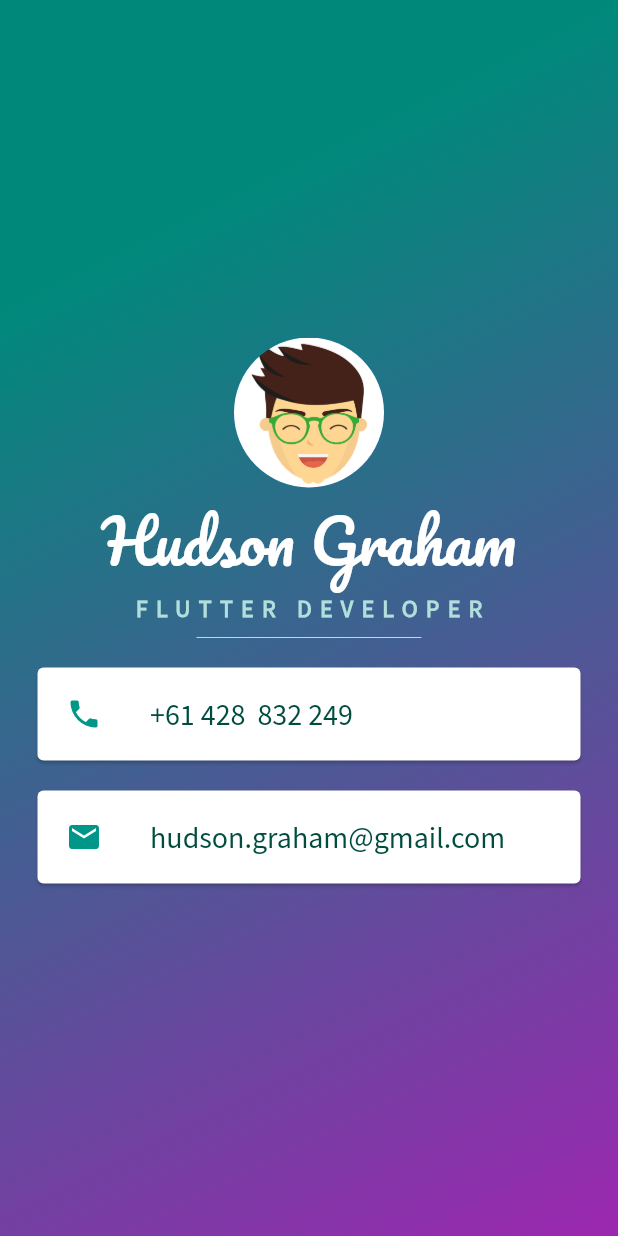
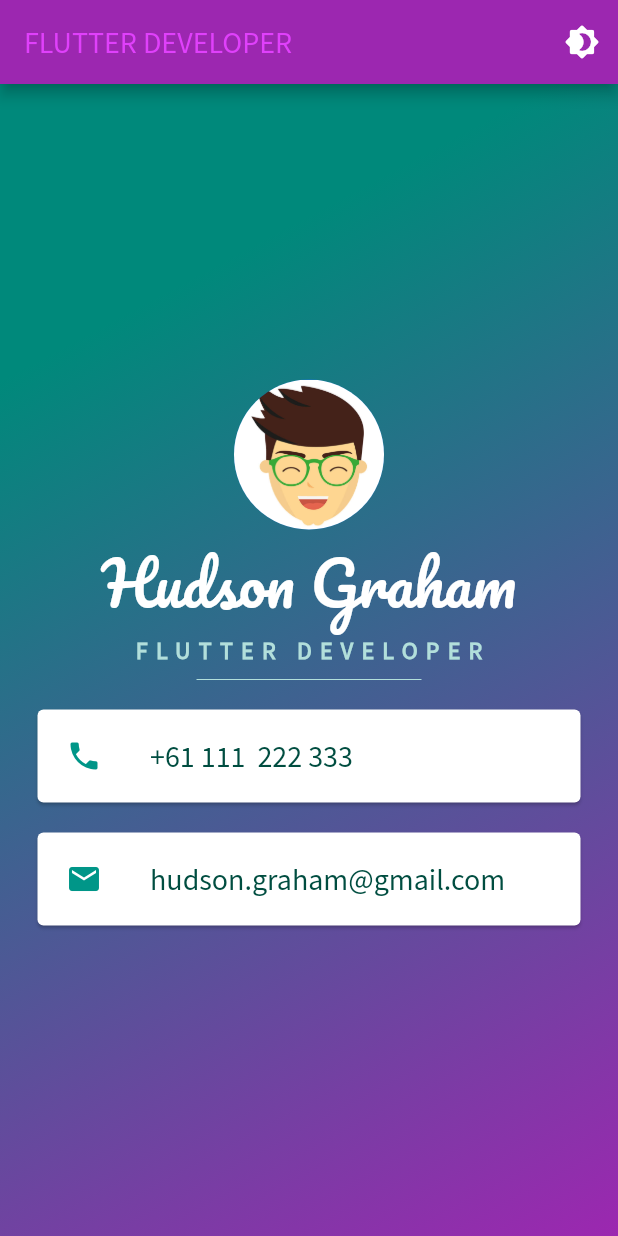
Before and after one commit to pixelypants/mi_card_flutter, a Flutter app: the screen it shows after launch, on a phone screen of 412 x 824 dp. Run offline on Flutter 3.47's test engine with Material 2 defaults, Android fonts, the phone set to English and light mode, and no system bars.

Commit message:
Add light and dark theme

```diff
--- /dev/null
+++ b/lib/components/info_card.dart
@@ -0,0 +1,30 @@
+import 'package:flutter/material.dart';
+import '../themes/pixelypants_kit.dart';
+
+class InfoCard extends StatelessWidget {
+  final IconData icon;
+  final String text;
+
+  InfoCard({
+    required this.icon,
+    required this.text,
+  });
+
+  @override
+  Widget build(BuildContext context) {
+    return Card(
+      color: PixelypantsKit.cardBackgroundColor,
+      margin: EdgeInsets.symmetric(vertical: 10.0, horizontal: 25.0),
+      child: Padding(
+        padding: const EdgeInsets.all(3.0),
+        child: ListTile(
+          leading: Icon(
+            icon,
+            color: PixelypantsKit.iconColor,
+          ),
+          title: Text(text, style: Theme.of(context).textTheme.bodyText1),
+        ),
+      ),
+    );
+  }
+}
--- a/lib/main.dart
+++ b/lib/main.dart
@@ -1,38 +1,36 @@
-import 'dart:ui';
 import 'package:flutter/material.dart';
+import './themes/pixelypants_kit.dart';
+import './components/info_card.dart';
 
 void main() {
-  runApp(MyApp());
+  runApp(PixelypantsApp());
 }
 
-class MyApp extends StatelessWidget {
+class PixelypantsApp extends StatefulWidget {
+  @override
+  _PixelypantsAppState createState() => _PixelypantsAppState();
+}
+
+class _PixelypantsAppState extends State<PixelypantsApp> {
+  @override
+  void initState() {
+    super.initState();
+    currentTheme.addListener(() {
+      setState(() {});
+    });
+  }
+
   @override
   Widget build(BuildContext context) {
     return MaterialApp(
-        theme: ThemeData(
-          fontFamily: 'Source Sans Pro',
-          textTheme: TextTheme(
-              bodyText1: TextStyle(
-                color: Colors.teal[900],
-                fontSize: 20.0,
-              ),
-              bodyText2: TextStyle(
-                fontSize: 16.0,
-                color: Colors.teal[100],
-                letterSpacing: 5.5,
-                fontWeight: FontWeight.bold,
-              ),
-              headline1: TextStyle(
-                fontFamily: 'Pacifico',
-                fontSize: 40.0,
-                color: Colors.white,
-              )),
-        ),
+        theme: PixelypantsKit.lightTheme,
+        darkTheme: PixelypantsKit.darkTheme,
+        themeMode: currentTheme.currentTheme,
         home: App(
           title: 'FLUTTER DEVELOPER',
           name: 'Hudson Graham',
           email: 'hudson.graham@gmail.com',
-          number: '+61 428  832 249',
+          number: '+61 111  222 333',
         ));
   }
 }
@@ -71,10 +69,27 @@ class _AppState extends State<App> with TickerProviderStateMixin {
 
   @override
   Widget build(BuildContext context) {
+    final theme = Theme.of(context);
+
     return Scaffold(
+      appBar: AppBar(
+        title: Text(
+          widget.title,
+          style: TextStyle(
+            color: theme.accentColor,
+          ),
+        ),
+        actions: [
+          IconButton(
+            icon: const Icon(Icons.brightness_4_rounded),
+            onPressed: () {
+              currentTheme.toggleTheme();
+            },
+          ),
+        ],
+      ),
       backgroundColor: Colors.purple,
-      body: SafeArea(
-        child: Container(
+      body: Container(
         decoration: BoxDecoration(
           gradient: LinearGradient(
               begin: Alignment.topLeft,
@@ -84,8 +99,8 @@ class _AppState extends State<App> with TickerProviderStateMixin {
                 1.0,
               ],
               colors: [
-                  Colors.teal.shade600,
-                  Colors.purple,
+                PixelypantsKit.gradientColorA, //Colors.teal.shade600,
+                PixelypantsKit.gradientColorB //Colors.teal.shade600,
               ]),
         ),
         child: FadeTransition(
@@ -118,34 +133,6 @@ class _AppState extends State<App> with TickerProviderStateMixin {
           ),
         ),
       ),
-      ),
     );
   }
 }
-
-class InfoCard extends StatelessWidget {
-  final IconData icon;
-  final String text;
-
-  InfoCard({
-    required this.icon,
-    required this.text,
-  });
-
-  @override
-  Widget build(BuildContext context) {
-    return Card(
-      margin: EdgeInsets.symmetric(vertical: 10.0, horizontal: 25.0),
-      child: Padding(
-        padding: const EdgeInsets.all(3.0),
-        child: ListTile(
-          leading: Icon(
-            icon,
-            color: Colors.teal,
-          ),
-          title: Text(text, style: Theme.of(context).textTheme.bodyText1),
-        ),
-      ),
-    );
-  }
-}
--- /dev/null
+++ b/lib/themes/pixelypants_kit.dart
@@ -0,0 +1,76 @@
+import 'package:flutter/material.dart';
+
+PixelypantsKit currentTheme = PixelypantsKit();
+
+class PixelypantsKit with ChangeNotifier {
+  static bool _isDarkTheme = false;
+  ThemeMode get currentTheme => _isDarkTheme ? ThemeMode.dark : ThemeMode.light;
+
+  static Color gradientColorA = Colors.teal.shade600;
+  static Color gradientColorB = Colors.purple;
+  static Color iconColor = Colors.teal;
+  static Color cardBackgroundColor = Colors.white;
+
+  void toggleTheme() {
+    _isDarkTheme = !_isDarkTheme;
+
+    gradientColorA = _isDarkTheme ? Colors.purple : Colors.teal.shade600;
+    gradientColorB = _isDarkTheme ? Colors.teal.shade600 : Colors.purple;
+    iconColor = _isDarkTheme ? Colors.purple : Colors.teal;
+    cardBackgroundColor = _isDarkTheme ? Colors.purple.shade200 : Colors.white;
+
+    notifyListeners();
+  }
+
+  static ThemeData get lightTheme {
+    return ThemeData(
+      primaryColor: Colors.purple,
+      accentColor: Colors.purpleAccent,
+      backgroundColor: Colors.white,
+      scaffoldBackgroundColor: Colors.white,
+      fontFamily: 'Source Sans Pro',
+      textTheme: TextTheme(
+          bodyText1: TextStyle(
+            color: Colors.teal.shade900,
+            fontSize: 20.0,
+          ),
+          bodyText2: TextStyle(
+            fontSize: 16.0,
+            color: Colors.teal.shade100,
+            letterSpacing: 5.5,
+            fontWeight: FontWeight.bold,
+          ),
+          headline1: TextStyle(
+            fontFamily: 'Pacifico',
+            fontSize: 40.0,
+            color: Colors.white,
+          )),
+    );
+  }
+
+  static ThemeData get darkTheme {
+    return ThemeData(
+      primaryColor: Colors.purple.shade800,
+      accentColor: Colors.purple.shade400,
+      backgroundColor: Colors.grey,
+      scaffoldBackgroundColor: Colors.grey,
+      fontFamily: 'Source Sans Pro',
+      textTheme: TextTheme(
+          bodyText1: TextStyle(
+            color: Colors.purple,
+            fontSize: 20.0,
+          ),
+          bodyText2: TextStyle(
+            fontSize: 16.0,
+            color: Colors.purple.shade300,
+            letterSpacing: 5.5,
+            fontWeight: FontWeight.bold,
+          ),
+          headline1: TextStyle(
+            fontFamily: 'Pacifico',
+            fontSize: 40.0,
+            color: Colors.purple.shade100,
+          )),
+    );
+  }
+}
```
Lines whose indentation alone changed are shown as unchanged.
